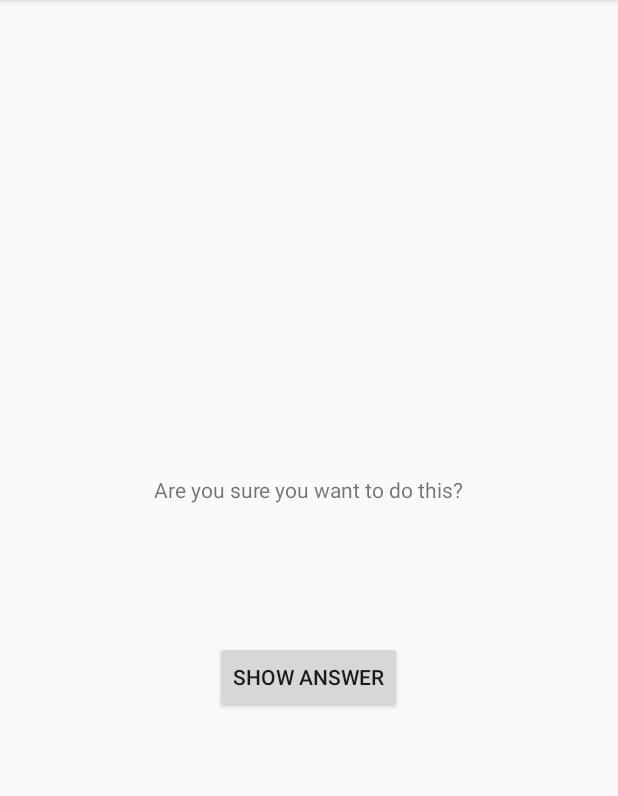
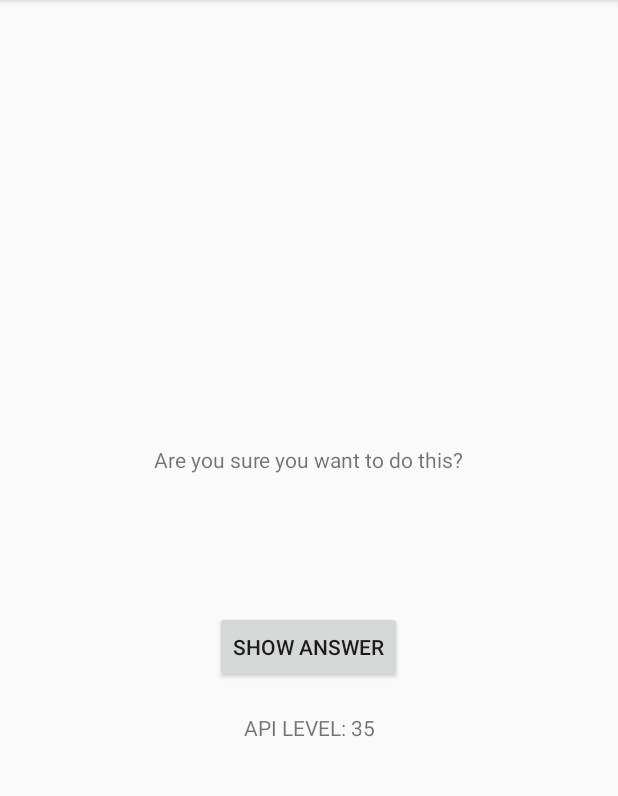
Before and after one commit to HadySalhab/Android-Programming-The-Big-Nerd-Ranch-Fourth-Edition, an Android app: the CheatActivity screen opened directly, with no data from a screen before it, on a phone screen of 412 x 824 dp, the part 84-880 px from its top. Run offline under Robolectric (Android 15) with nearby library versions, the phone set to English and light mode, and no system bars.

Commit message:
Adding Challenge: Reporting the Device's Android Version

```diff
--- a/07_AndroidVersions/GeoQuiz/app/src/main/java/com/bignerdranch/android/geoquiz/CheatActivity.kt
+++ b/07_AndroidVersions/GeoQuiz/app/src/main/java/com/bignerdranch/android/geoquiz/CheatActivity.kt
@@ -3,6 +3,7 @@ package com.bignerdranch.android.geoquiz
 import android.app.Activity
 import android.content.Context
 import android.content.Intent
+import android.os.Build
 import androidx.appcompat.app.AppCompatActivity
 import android.os.Bundle
 import android.widget.Button
@@ -16,12 +17,15 @@ class CheatActivity : AppCompatActivity() {
 
     private lateinit var answerTextView: TextView
     private lateinit var showAnswerButton: Button
+    private lateinit var apiTextView:TextView
 
     private var answerIsTrue = false
 
     override fun onCreate(savedInstanceState: Bundle?) {
         super.onCreate(savedInstanceState)
         setContentView(R.layout.activity_cheat)
+        apiTextView =  findViewById(R.id.textvie)
+        apiTextView.setText("API LEVEL: ${Build.VERSION.SDK_INT}")
 
         answerIsTrue = intent.getBooleanExtra(EXTRA_ANSWER_IS_TRUE, false)
         answerTextView = findViewById(R.id.answer_text_view)
--- a/07_AndroidVersions/GeoQuiz/app/src/main/java/com/bignerdranch/android/geoquiz/MainActivity.kt
+++ b/07_AndroidVersions/GeoQuiz/app/src/main/java/com/bignerdranch/android/geoquiz/MainActivity.kt
@@ -26,6 +26,7 @@ class MainActivity : AppCompatActivity() {
     private lateinit var cheatButton: Button
     private lateinit var questionTextView: TextView
 
+
     private val quizViewModel: QuizViewModel by lazy {
         ViewModelProviders.of(this).get(QuizViewModel::class.java)
     }
@@ -34,6 +35,7 @@ class MainActivity : AppCompatActivity() {
         super.onCreate(savedInstanceState)
         Log.d(TAG, "onCreate(Bundle?) called");
         setContentView(R.layout.activity_main)
+
 
         val provider: ViewModelProvider = ViewModelProviders.of(this)
         val quizViewModel = provider.get(QuizViewModel::class.java)
--- a/07_AndroidVersions/GeoQuiz/app/src/main/res/layout/activity_cheat.xml
+++ b/07_AndroidVersions/GeoQuiz/app/src/main/res/layout/activity_cheat.xml
@@ -26,4 +26,12 @@
             android:layout_height="wrap_content"
             android:text="@string/show_answer_button"/>
 
+
+    <TextView
+        android:id="@+id/textvie"
+        android:layout_width="match_parent"
+        android:layout_height="wrap_content"
+        android:gravity="center"
+        android:layout_marginTop="20dp"
+        tools:text="API Level 28" />
 </LinearLayout>
--- a/07_AndroidVersions/GeoQuiz/app/src/main/res/layout/activity_main.xml
+++ b/07_AndroidVersions/GeoQuiz/app/src/main/res/layout/activity_main.xml
@@ -30,6 +30,7 @@
             android:layout_height="wrap_content"
             android:text="@string/false_button"/>
 
+
     </LinearLayout>
 
     <Button
@@ -47,4 +48,5 @@
         android:drawableEnd="@drawable/arrow_right"
         android:drawablePadding="4dp"/>
 
+
 </LinearLayout>
```
